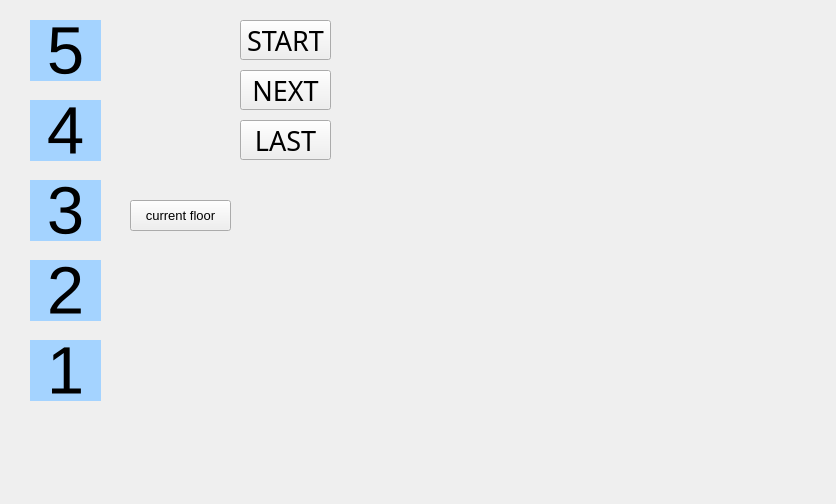
The window that mainwindow.ui (174high/QtAnimationDemo) describes before a commit, drawn with Qt 5.
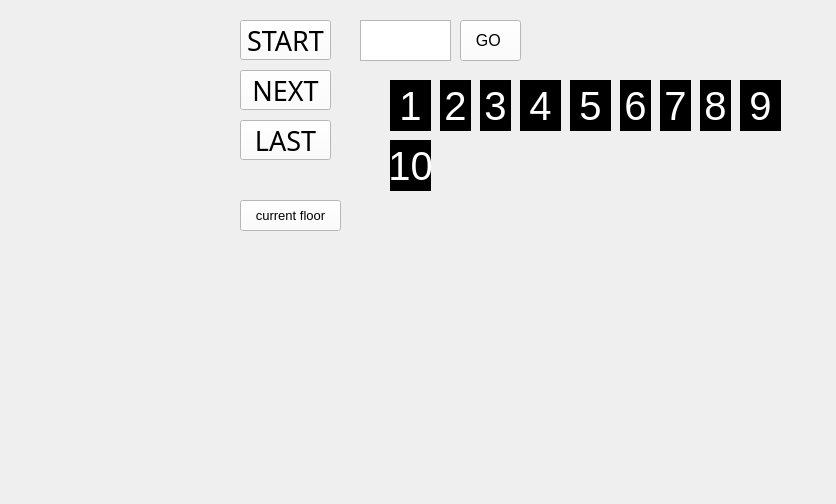
The same window after the commit.

Commit message: make front smaller

```diff
--- a/mainwindow.ui
+++ b/mainwindow.ui
@@ -17,20 +17,21 @@
    <widget class="QPushButton" name="posButton_5">
     <property name="geometry">
      <rect>
-      <x>30</x>
-      <y>20</y>
-      <width>71</width>
-      <height>61</height>
+      <x>570</x>
+      <y>80</y>
+      <width>41</width>
+      <height>51</height>
      </rect>
     </property>
     <property name="font">
      <font>
-      <pointsize>50</pointsize>
+      <pointsize>30</pointsize>
      </font>
     </property>
     <property name="styleSheet">
-     <string notr="true">background-color: rgb(164, 211, 255);
-border:none;</string>
+     <string notr="true">background-color: rgb(0, 0, 0);
+border:none;
+color:white</string>
     </property>
     <property name="text">
      <string>5</string>
@@ -55,7 +56,7 @@
      </font>
     </property>
     <property name="styleSheet">
-     <string notr="true"/>
+     <string notr="true">background-color: rgb(255, 255, 255)</string>
     </property>
     <property name="text">
      <string>START</string>
@@ -77,7 +78,7 @@
      </font>
     </property>
     <property name="styleSheet">
-     <string notr="true"/>
+     <string notr="true">background-color:rgb(255, 255, 255)</string>
     </property>
     <property name="text">
      <string>LAST</string>
@@ -100,7 +101,7 @@
      </font>
     </property>
     <property name="styleSheet">
-     <string notr="true"/>
+     <string notr="true">background-color:rgb(255, 255, 255)</string>
     </property>
     <property name="text">
      <string>NEXT</string>
@@ -109,20 +110,21 @@
    <widget class="QPushButton" name="posButton_4">
     <property name="geometry">
      <rect>
-      <x>30</x>
-      <y>100</y>
-      <width>71</width>
-      <height>61</height>
+      <x>520</x>
+      <y>80</y>
+      <width>41</width>
+      <height>51</height>
      </rect>
     </property>
     <property name="font">
      <font>
-      <pointsize>50</pointsize>
+      <pointsize>30</pointsize>
      </font>
     </property>
     <property name="styleSheet">
-     <string notr="true">background-color: rgb(164, 211, 255);
-border:none;</string>
+     <string notr="true">background-color: rgb(0, 0, 0);
+border:none;
+color:white</string>
     </property>
     <property name="text">
      <string>4</string>
@@ -134,20 +136,21 @@
    <widget class="QPushButton" name="posButton_3">
     <property name="geometry">
      <rect>
-      <x>30</x>
-      <y>180</y>
-      <width>71</width>
-      <height>61</height>
+      <x>480</x>
+      <y>80</y>
+      <width>31</width>
+      <height>51</height>
      </rect>
     </property>
     <property name="font">
      <font>
-      <pointsize>50</pointsize>
+      <pointsize>30</pointsize>
      </font>
     </property>
     <property name="styleSheet">
-     <string notr="true">background-color: rgb(164, 211, 255);
-border:none;</string>
+     <string notr="true">background-color: rgb(0, 0, 0);
+border:none;
+color:white</string>
     </property>
     <property name="text">
      <string>3</string>
@@ -159,20 +162,21 @@
    <widget class="QPushButton" name="posButton_2">
     <property name="geometry">
      <rect>
-      <x>30</x>
-      <y>260</y>
-      <width>71</width>
-      <height>61</height>
+      <x>440</x>
+      <y>80</y>
+      <width>31</width>
+      <height>51</height>
      </rect>
     </property>
     <property name="font">
      <font>
-      <pointsize>50</pointsize>
+      <pointsize>30</pointsize>
      </font>
     </property>
     <property name="styleSheet">
-     <string notr="true">background-color: rgb(164, 211, 255);
-border:none;</string>
+     <string notr="true">background-color: rgb(0, 0, 0);
+border:none;
+color:white</string>
     </property>
     <property name="text">
      <string>2</string>
@@ -182,26 +186,42 @@
     </property>
    </widget>
    <widget class="QPushButton" name="posButton_1">
+    <property name="enabled">
+     <bool>true</bool>
+    </property>
     <property name="geometry">
      <rect>
-      <x>30</x>
-      <y>340</y>
-      <width>71</width>
-      <height>61</height>
+      <x>390</x>
+      <y>80</y>
+      <width>41</width>
+      <height>51</height>
      </rect>
     </property>
+    <property name="sizePolicy">
+     <sizepolicy hsizetype="Minimum" vsizetype="Expanding">
+      <horstretch>0</horstretch>
+      <verstretch>0</verstretch>
+     </sizepolicy>
+    </property>
     <property name="font">
      <font>
-      <pointsize>50</pointsize>
+      <pointsize>30</pointsize>
      </font>
     </property>
     <property name="styleSheet">
-     <string notr="true">background-color: rgb(164, 211, 255);
-border:none;</string>
+     <string notr="true">background-color: rgb(0, 0, 0);
+border:none;
+color:white</string>
     </property>
     <property name="text">
      <string>1</string>
     </property>
+    <property name="iconSize">
+     <size>
+      <width>12</width>
+      <height>12</height>
+     </size>
+    </property>
     <property name="autoRepeatDelay">
      <number>300</number>
     </property>
@@ -209,7 +229,7 @@
    <widget class="QPushButton" name="pushButton_current_floor">
     <property name="geometry">
      <rect>
-      <x>130</x>
+      <x>240</x>
       <y>200</y>
       <width>101</width>
       <height>31</height>
@@ -220,10 +240,174 @@
       <pointsize>10</pointsize>
      </font>
     </property>
+    <property name="styleSheet">
+     <string notr="true">background-color:rgb(255, 255, 255)</string>
+    </property>
     <property name="text">
      <string>current floor</string>
     </property>
    </widget>
+   <widget class="QTextEdit" name="textEdit">
+    <property name="geometry">
+     <rect>
+      <x>360</x>
+      <y>20</y>
+      <width>91</width>
+      <height>41</height>
+     </rect>
+    </property>
+   </widget>
+   <widget class="QPushButton" name="startButton_4">
+    <property name="geometry">
+     <rect>
+      <x>460</x>
+      <y>20</y>
+      <width>61</width>
+      <height>41</height>
+     </rect>
+    </property>
+    <property name="font">
+     <font>
+      <pointsize>12</pointsize>
+     </font>
+    </property>
+    <property name="styleSheet">
+     <string notr="true">background-color:rgb(255, 255, 255)</string>
+    </property>
+    <property name="text">
+     <string>GO </string>
+    </property>
+   </widget>
+   <widget class="QPushButton" name="posButton_6">
+    <property name="geometry">
+     <rect>
+      <x>620</x>
+      <y>80</y>
+      <width>31</width>
+      <height>51</height>
+     </rect>
+    </property>
+    <property name="font">
+     <font>
+      <pointsize>30</pointsize>
+     </font>
+    </property>
+    <property name="styleSheet">
+     <string notr="true">background-color: rgb(0, 0, 0);
+border:none;
+color:white</string>
+    </property>
+    <property name="text">
+     <string>6</string>
+    </property>
+    <property name="autoRepeatDelay">
+     <number>300</number>
+    </property>
+   </widget>
+   <widget class="QPushButton" name="posButton_7">
+    <property name="geometry">
+     <rect>
+      <x>660</x>
+      <y>80</y>
+      <width>31</width>
+      <height>51</height>
+     </rect>
+    </property>
+    <property name="font">
+     <font>
+      <pointsize>30</pointsize>
+     </font>
+    </property>
+    <property name="styleSheet">
+     <string notr="true">background-color: rgb(0, 0, 0);
+border:none;
+color:white</string>
+    </property>
+    <property name="text">
+     <string>7</string>
+    </property>
+    <property name="autoRepeatDelay">
+     <number>300</number>
+    </property>
+   </widget>
+   <widget class="QPushButton" name="posButton_8">
+    <property name="geometry">
+     <rect>
+      <x>700</x>
+      <y>80</y>
+      <width>31</width>
+      <height>51</height>
+     </rect>
+    </property>
+    <property name="font">
+     <font>
+      <pointsize>30</pointsize>
+     </font>
+    </property>
+    <property name="styleSheet">
+     <string notr="true">background-color: rgb(0, 0, 0);
+border:none;
+color:white</string>
+    </property>
+    <property name="text">
+     <string>8</string>
+    </property>
+    <property name="autoRepeatDelay">
+     <number>300</number>
+    </property>
+   </widget>
+   <widget class="QPushButton" name="posButton_9">
+    <property name="geometry">
+     <rect>
+      <x>740</x>
+      <y>80</y>
+      <width>41</width>
+      <height>51</height>
+     </rect>
+    </property>
+    <property name="font">
+     <font>
+      <pointsize>30</pointsize>
+     </font>
+    </property>
+    <property name="styleSheet">
+     <string notr="true">background-color: rgb(0, 0, 0);
+border:none;
+color:white</string>
+    </property>
+    <property name="text">
+     <string>9</string>
+    </property>
+    <property name="autoRepeatDelay">
+     <number>300</number>
+    </property>
+   </widget>
+   <widget class="QPushButton" name="posButton_10">
+    <property name="geometry">
+     <rect>
+      <x>390</x>
+      <y>140</y>
+      <width>41</width>
+      <height>51</height>
+     </rect>
+    </property>
+    <property name="font">
+     <font>
+      <pointsize>30</pointsize>
+     </font>
+    </property>
+    <property name="styleSheet">
+     <string notr="true">background-color: rgb(0, 0, 0);
+border:none;
+color:white</string>
+    </property>
+    <property name="text">
+     <string>10</string>
+    </property>
+    <property name="autoRepeatDelay">
+     <number>300</number>
+    </property>
+   </widget>
   </widget>
   <widget class="QMenuBar" name="menuBar">
    <property name="geometry">
```
The commit also changes 2 other files.
